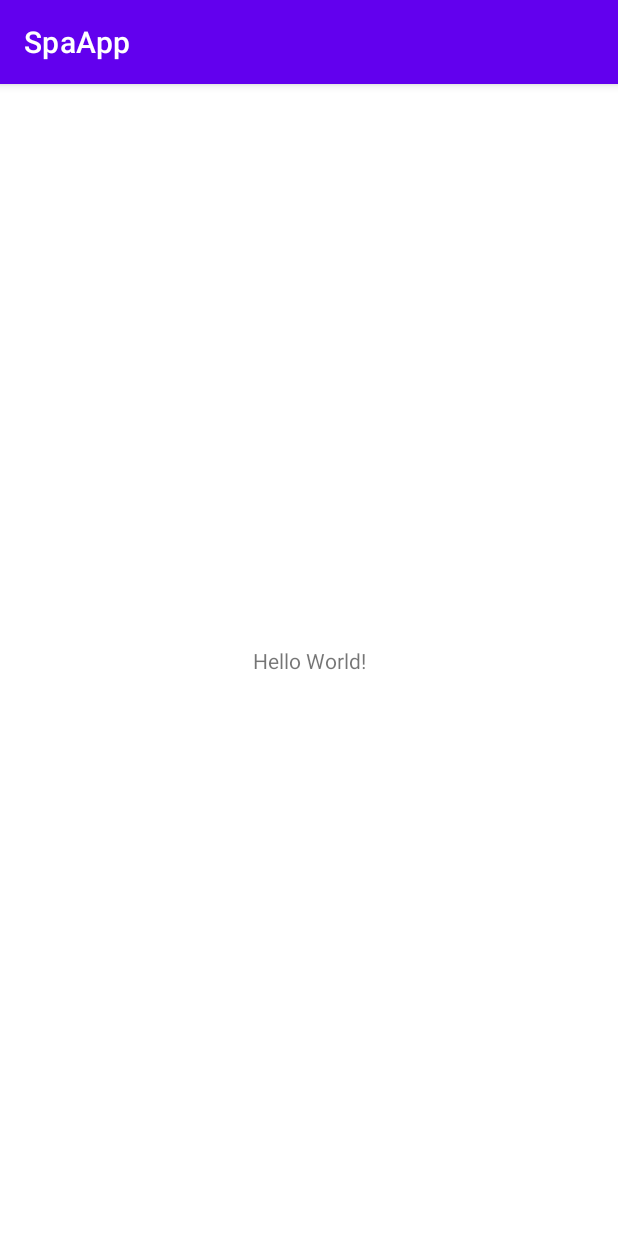
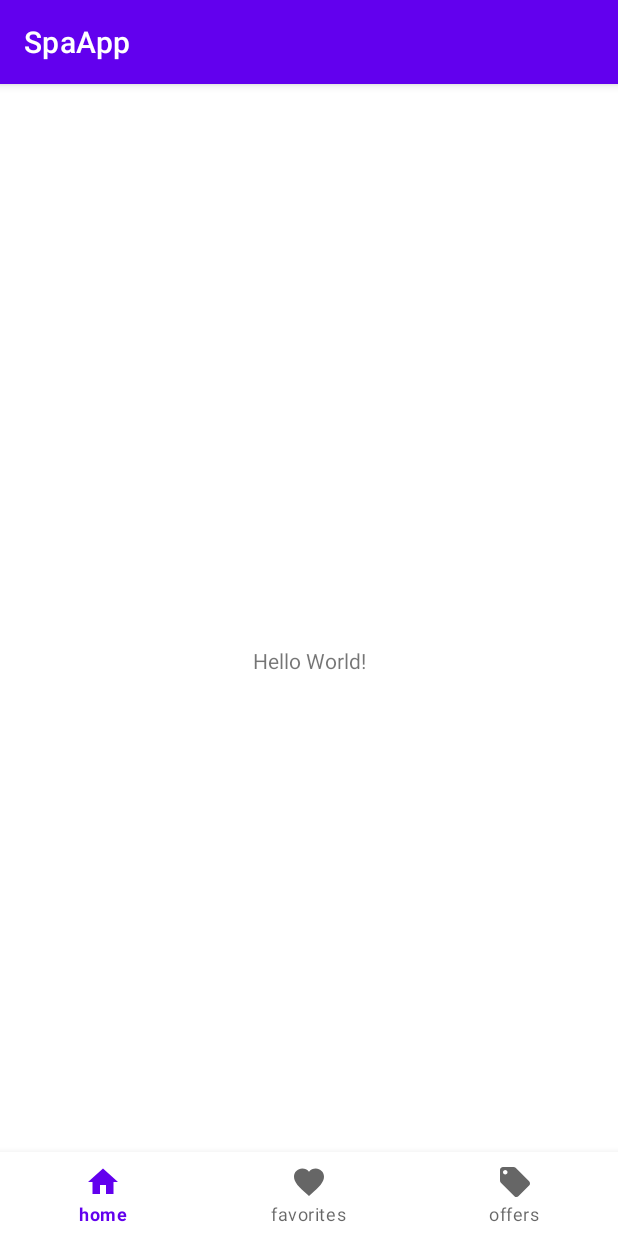
Before and after one commit to ItzTorres/SpaApp, an Android app: the screen it shows after launch (MainActivity), on a phone screen of 412 x 824 dp. Run offline under Robolectric (Android 15) with nearby library versions, the phone set to English and light mode, and no system bars.

Commit message:
Add bottom navigation menu

```diff
--- /dev/null
+++ b/app/src/main/res/drawable/ic_favorite.xml
@@ -0,0 +1,5 @@
+<vector android:height="24dp" android:tint="#000000"
+    android:viewportHeight="24" android:viewportWidth="24"
+    android:width="24dp" xmlns:android="http://schemas.android.com/apk/res/android">
+    <path android:fillColor="@android:color/white" android:pathData="M12,21.35l-1.45,-1.32C5.4,15.36 2,12.28 2,8.5 2,5.42 4.42,3 7.5,3c1.74,0 3.41,0.81 4.5,2.09C13.09,3.81 14.76,3 16.5,3 19.58,3 22,5.42 22,8.5c0,3.78 -3.4,6.86 -8.55,11.54L12,21.35z"/>
+</vector>
--- /dev/null
+++ b/app/src/main/res/drawable/ic_home.xml
@@ -0,0 +1,5 @@
+<vector android:height="24dp" android:tint="#000000"
+    android:viewportHeight="24" android:viewportWidth="24"
+    android:width="24dp" xmlns:android="http://schemas.android.com/apk/res/android">
+    <path android:fillColor="@android:color/white" android:pathData="M10,20v-6h4v6h5v-8h3L12,3 2,12h3v8z"/>
+</vector>
--- /dev/null
+++ b/app/src/main/res/drawable/ic_offer.xml
@@ -0,0 +1,5 @@
+<vector android:height="24dp" android:tint="#000000"
+    android:viewportHeight="24" android:viewportWidth="24"
+    android:width="24dp" xmlns:android="http://schemas.android.com/apk/res/android">
+    <path android:fillColor="@android:color/white" android:pathData="M21.41,11.58l-9,-9C12.05,2.22 11.55,2 11,2H4c-1.1,0 -2,0.9 -2,2v7c0,0.55 0.22,1.05 0.59,1.42l9,9c0.36,0.36 0.86,0.58 1.41,0.58 0.55,0 1.05,-0.22 1.41,-0.59l7,-7c0.37,-0.36 0.59,-0.86 0.59,-1.41 0,-0.55 -0.23,-1.06 -0.59,-1.42zM5.5,7C4.67,7 4,6.33 4,5.5S4.67,4 5.5,4 7,4.67 7,5.5 6.33,7 5.5,7z"/>
+</vector>
--- a/app/src/main/res/layout/activity_main.xml
+++ b/app/src/main/res/layout/activity_main.xml
@@ -20,5 +20,13 @@
         app:layout_constraintEnd_toEndOf="parent"
         app:layout_constraintStart_toStartOf="parent"
         app:layout_constraintTop_toTopOf="parent" />
+    <com.google.android.material.bottomnavigation.BottomNavigationView
+        android:layout_width="match_parent"
+        android:layout_height="wrap_content"
+        app:layout_constraintBottom_toBottomOf="parent"
+        app:layout_constraintEnd_toEndOf="parent"
+        app:layout_constraintStart_toEndOf="parent"
+        android:id="@+id/bottomNavigation"
+        app:menu="@menu/buttommenu"/>
 
 </androidx.constraintlayout.widget.ConstraintLayout>
--- /dev/null
+++ b/app/src/main/res/menu/buttommenu.xml
@@ -0,0 +1,21 @@
+<?xml version="1.0" encoding="utf-8"?><!--
+  ~ buttommenu.xml
+  ~ Created by Itz Torres on 21/5/23 00:50
+  ~ Copyright. All rights reserved.
+  -->
+
+<menu xmlns:android="http://schemas.android.com/apk/res/android">
+    <item
+        android:id="@+id/home"
+        android:icon="@drawable/ic_home"
+        android:title="home"
+        />
+    <item
+        android:id="@+id/favorites"
+        android:icon="@drawable/ic_favorite"
+        android:title="favorites"/>
+    <item
+        android:id="@+id/offers"
+        android:icon="@drawable/ic_offer"
+        android:title="offers"/>
+</menu>
```
